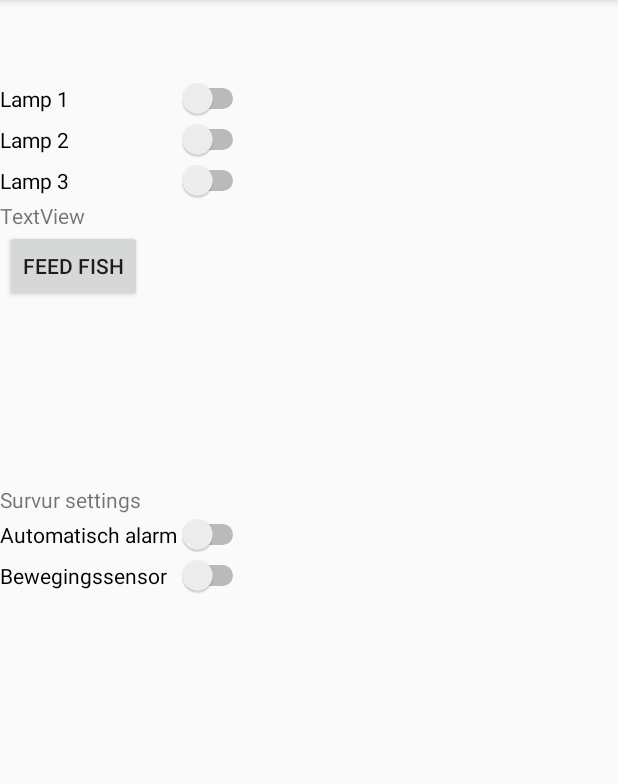
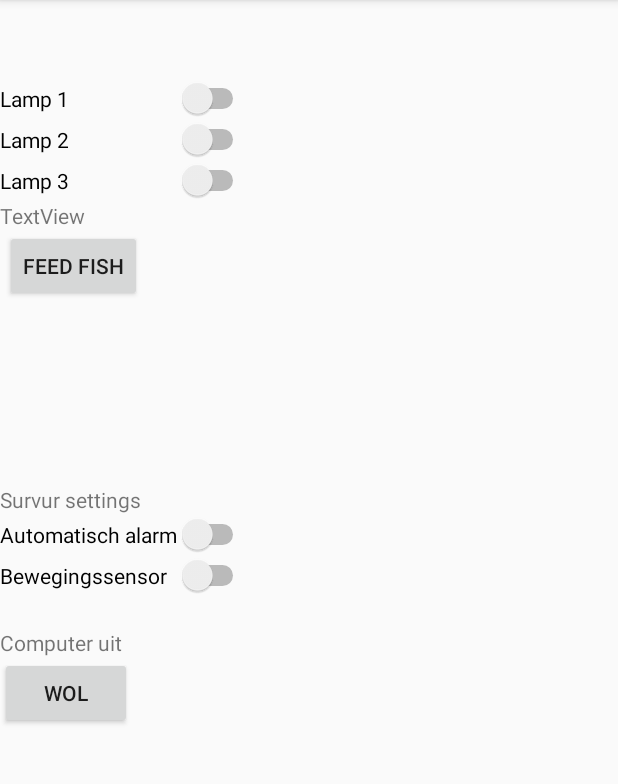
Before and after one commit to koen20/Home, an Android app: the screen it shows after launch (MainActivity), on a phone screen of 412 x 824 dp, the part 84-868 px from its top. Run offline under Robolectric (Android 15) with nearby library versions, the phone set to English and light mode, and no system bars; our stand-ins replace EventBus, Volley; libraries missing offline, so code that uses them is left out: com.neovisionaries.ws; network calls fail; 4 statements that could not run were skipped.

Commit message:
Added wol

```diff
--- a/app/src/main/res/layout/activity_main.xml
+++ b/app/src/main/res/layout/activity_main.xml
@@ -99,4 +99,21 @@
         android:layout_below="@+id/textView5"
         android:layout_alignEnd="@+id/textView4" />
 
+    <Button
+        android:id="@+id/button2"
+        android:layout_width="wrap_content"
+        android:layout_height="wrap_content"
+        android:text="Wol"
+        android:layout_below="@+id/textViewWol"
+        android:layout_alignParentStart="true" />
+
+    <TextView
+        android:id="@+id/textViewWol"
+        android:layout_width="wrap_content"
+        android:layout_height="wrap_content"
+        android:layout_marginTop="21dp"
+        android:text="Computer uit"
+        android:layout_below="@+id/switch5"
+        android:layout_alignParentStart="true" />
+
 </RelativeLayout>
--- a/app/src/main/res/values/strings.xml
+++ b/app/src/main/res/values/strings.xml
@@ -6,4 +6,6 @@
     <string name="lamp_3">Lamp 3</string>
     <string name="lamp_2">Lamp 2</string>
     <string name="lamp_1">Lamp 1</string>
+    <string name="ComputerAan">Computer aan</string>
+    <string name="ComputerUit">Computer uit</string>
 </resources>
```
Also changed, not shown: app/src/main/java/nl/koenhabets/home/MainActivity.java (+43 -17 lines), app/src/main/java/nl/koenhabets/home/Wol.java (added, +42 -0 lines), app/src/main/java/nl/koenhabets/home/models/APIResponse.java (+9 -1 lines).
